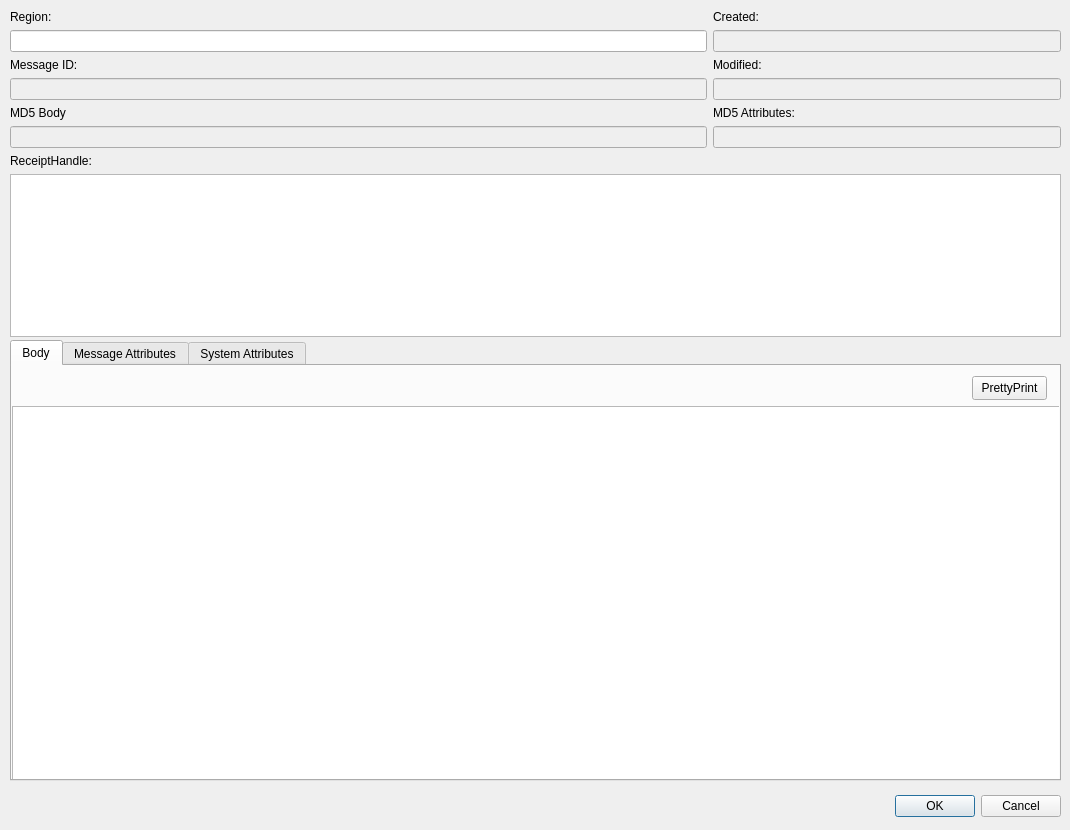
Old version of the form src/modules/sqs/SQSMessageDetailsDialog.ui in the repository jensvogt/awsmock-qt-ui.
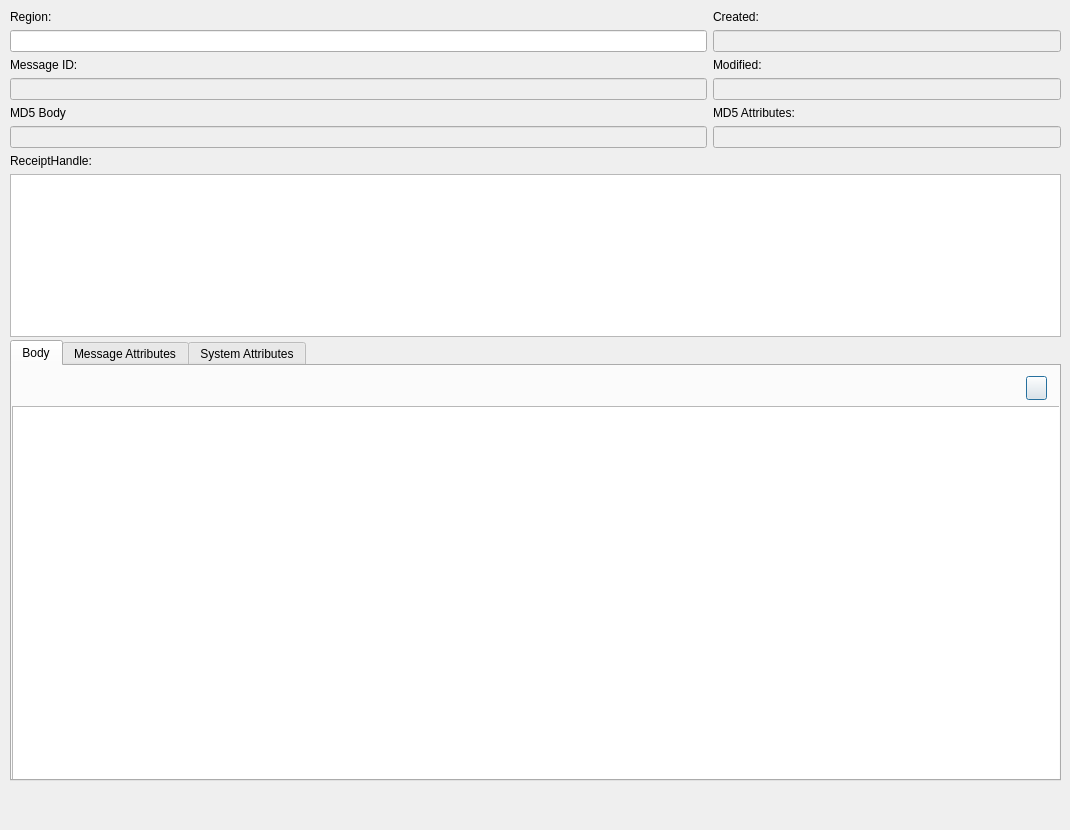
New version of the form.

```diff
--- a/src/modules/sqs/SQSMessageDetailsDialog.ui
+++ b/src/modules/sqs/SQSMessageDetailsDialog.ui
@@ -22,11 +22,8 @@
      <height>32</height>
     </rect>
    </property>
-   <property name="orientation">
-    <enum>Qt::Orientation::Horizontal</enum>
-   </property>
    <property name="standardButtons">
-    <set>QDialogButtonBox::StandardButton::Cancel|QDialogButtonBox::StandardButton::Ok</set>
+    <set>QDialogButtonBox::NoButton</set>
    </property>
   </widget>
   <widget class="QWidget" name="gridLayoutWidget">
@@ -180,14 +177,20 @@
     <widget class="QPushButton" name="prettyPushButton">
      <property name="geometry">
       <rect>
-       <x>960</x>
+       <x>1014</x>
        <y>10</y>
-       <width>75</width>
+       <width>21</width>
        <height>24</height>
       </rect>
      </property>
+     <property name="sizePolicy">
+      <sizepolicy hsizetype="Minimum" vsizetype="Fixed">
+       <horstretch>0</horstretch>
+       <verstretch>0</verstretch>
+      </sizepolicy>
+     </property>
      <property name="text">
-      <string>PrettyPrint</string>
+      <string notr="true"/>
      </property>
      <property name="checkable">
       <bool>true</bool>
```
Left out of the diff: 2 changed lines with no effect on the pictures.
